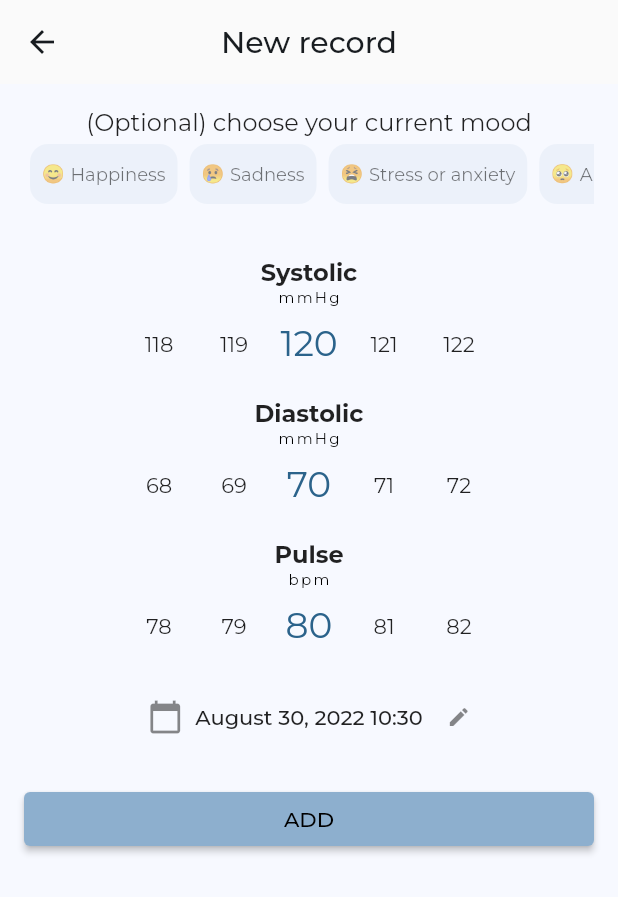
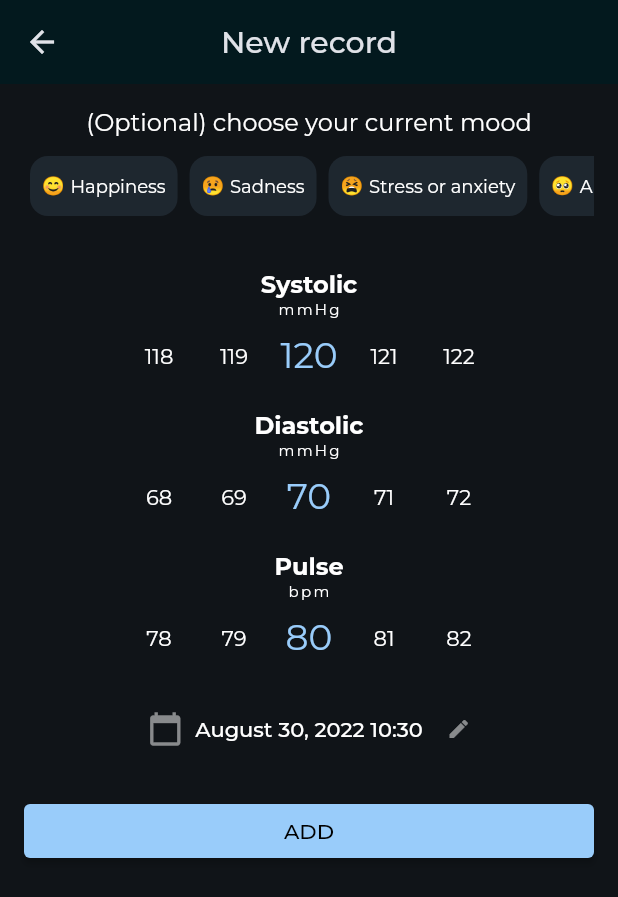
Before and after one commit to sunderee/collector, a Flutter app: the screen it shows after launch, after a tap on "New record", on a phone screen of 412 x 824 dp. Shown: the top 897 px of the screen. Run offline on Flutter 3.47's test engine with Material 2 defaults, Android fonts, the phone set to English and light mode, and no system bars; our stand-ins replace get_it, go_router, google_fonts, isar; accounts and stored records are empty; generated files the repository leaves out were written again.

Commit message:
Minor UI updates

```diff
--- a/lib/ui/app.dart
+++ b/lib/ui/app.dart
@@ -25,7 +25,7 @@ class App extends StatelessWidget {
       routeInformationProvider: router.routeInformationProvider,
       routeInformationParser: router.routeInformationParser,
       routerDelegate: router.routerDelegate,
-      theme: AppTheme.lightAppTheme(context),
+      theme: AppTheme.darkAppTheme(context),
       darkTheme: AppTheme.darkAppTheme(context),
       localizationsDelegates: const [
         AppLocalizations.delegate,
--- a/lib/ui/common/empty.dart
+++ b/lib/ui/common/empty.dart
@@ -1,4 +1,3 @@
-import 'package:collector/ui/themes/color.theme.dart';
 import 'package:collector/utils/extensions/build_context.ext.dart';
 import 'package:flutter/material.dart';
 
@@ -11,10 +10,10 @@ class Empty extends StatelessWidget {
       child: Column(
         mainAxisSize: MainAxisSize.min,
         children: [
-          const Icon(
+          Icon(
             Icons.folder_open,
             size: 48.0,
-            color: ColorTheme.colorProduct,
+            color: Theme.of(context).colorScheme.primary,
           ),
           Text(
             context.locale.commonNothingToSeeHere,
--- a/lib/ui/screens/new_record/components/atoms/emotion.tile.dart
+++ b/lib/ui/screens/new_record/components/atoms/emotion.tile.dart
@@ -1,4 +1,3 @@
-import 'package:collector/ui/themes/color.theme.dart';
 import 'package:flutter/material.dart';
 
 class EmotionTile extends StatelessWidget {
@@ -17,15 +16,15 @@ class EmotionTile extends StatelessWidget {
 
   @override
   Widget build(BuildContext context) {
-    final TextTheme theme = Theme.of(context).textTheme;
+    final ThemeData theme = Theme.of(context);
     return SizedBox(
       height: 48.0,
       child: Card(
         elevation: 0.0,
         clipBehavior: Clip.antiAlias,
         color: isSelected
-            ? ColorTheme.colorProduct
-            : ColorTheme.colorProduct.withOpacity(0.1),
+            ? theme.colorScheme.primary
+            : theme.colorScheme.primary.withOpacity(0.1),
         child: InkWell(
           onTap: onPressed,
           child: Padding(
@@ -35,12 +34,12 @@ class EmotionTile extends StatelessWidget {
               children: [
                 Text(
                   emoji,
-                  style: theme.bodySmall,
+                  style: theme.textTheme.bodySmall,
                 ),
                 const SizedBox(width: 4.0),
                 Text(
                   emotion,
-                  style: theme.bodySmall,
+                  style: theme.textTheme.bodySmall,
                 ),
               ],
             ),
--- a/lib/ui/screens/new_record/components/molecules/measurements.container.dart
+++ b/lib/ui/screens/new_record/components/molecules/measurements.container.dart
@@ -1,6 +1,5 @@
 import 'package:collector/ui/screens/new_record/components/molecules/date.container.dart';
 import 'package:collector/ui/screens/new_record/components/molecules/number_picker.container.dart';
-import 'package:collector/ui/themes/color.theme.dart';
 import 'package:collector/utils/extensions/build_context.ext.dart';
 import 'package:flutter/material.dart';
 
@@ -68,7 +67,7 @@ class _MeasurementsContainerState extends State<MeasurementsContainer> {
           ),
           const SizedBox(height: 32.0),
           MaterialButton(
-            color: ColorTheme.colorProduct,
+            color: Theme.of(context).colorScheme.primary,
             minWidth: MediaQuery.of(context).size.width,
             onPressed: () => widget.onMeasurementSelected(
               _currentSystolic,
--- a/lib/ui/screens/new_record/new_record.screen.dart
+++ b/lib/ui/screens/new_record/new_record.screen.dart
@@ -26,6 +26,7 @@ class NewRecordScreen extends StatelessWidget {
               textAlign: TextAlign.center,
               style: theme.titleMedium,
             ),
+            const SizedBox(height: 8.0),
             EmotionsList(
               onEmotionSelected: (EmotionEnum? emotion) {},
             ),
--- a/lib/ui/themes/app.theme.dart
+++ b/lib/ui/themes/app.theme.dart
@@ -3,26 +3,6 @@ import 'package:flutter/material.dart';
 import 'package:google_fonts/google_fonts.dart';
 
 class AppTheme {
-  static ThemeData lightAppTheme(BuildContext context) => ThemeData.from(
-        useMaterial3: true,
-        colorScheme: ColorScheme.fromSeed(
-          brightness: Brightness.light,
-          seedColor: ColorTheme.colorProduct,
-          background: ColorTheme.colorBackgroundLight,
-        ),
-        textTheme: GoogleFonts.montserratTextTheme(Theme.of(context).textTheme),
-      ).copyWith(
-        appBarTheme: const AppBarTheme(
-          elevation: 0.0,
-          centerTitle: true,
-          color: ColorTheme.colorBackgroundLight,
-        ),
-        iconTheme: const IconThemeData(color: ColorTheme.colorTextDark),
-        buttonTheme: const ButtonThemeData(
-          textTheme: ButtonTextTheme.primary,
-        ),
-      );
-
   static ThemeData darkAppTheme(BuildContext context) => ThemeData.from(
         useMaterial3: true,
         colorScheme: ColorScheme.fromSeed(
@@ -30,14 +10,18 @@ class AppTheme {
           seedColor: ColorTheme.colorProduct,
           background: ColorTheme.colorBackgroundDark,
         ),
-        textTheme: GoogleFonts.montserratTextTheme(Theme.of(context).textTheme),
+        textTheme: GoogleFonts.montserratTextTheme(
+          Theme.of(context).textTheme.apply(
+                bodyColor: Colors.white,
+                displayColor: Colors.white,
+              ),
+        ),
       ).copyWith(
         appBarTheme: const AppBarTheme(
           elevation: 0.0,
           centerTitle: true,
           color: ColorTheme.colorBackgroundDark,
         ),
-        iconTheme: const IconThemeData(color: ColorTheme.colorTextLight),
         buttonTheme: const ButtonThemeData(
           textTheme: ButtonTextTheme.primary,
         ),
--- a/lib/ui/themes/color.theme.dart
+++ b/lib/ui/themes/color.theme.dart
@@ -1,12 +1,8 @@
 import 'package:flutter/material.dart';
 
 class ColorTheme {
-  static const Color colorProduct = Color(0xFF8DAFCE);
-  static const Color colorBackgroundLight = Color(0xFFFAFAFA);
-  static const Color colorBackgroundDark = Color(0xFF0D1821);
-
-  static const Color colorTextDark = Color(0xFF121212);
-  static const Color colorTextLight = Color(0xFFFFFFFF);
+  static const Color colorProduct = Color(0xFF20A4F3);
+  static const Color colorBackgroundDark = Color(0xFF03191E);
 
   const ColorTheme._();
 }
```
